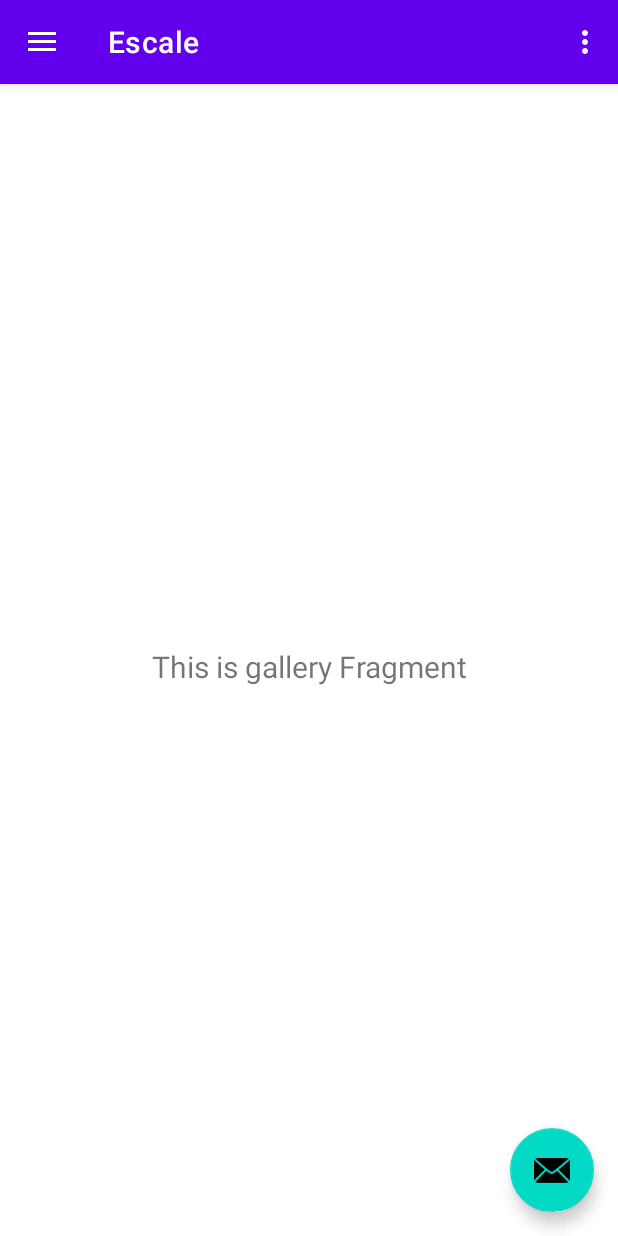
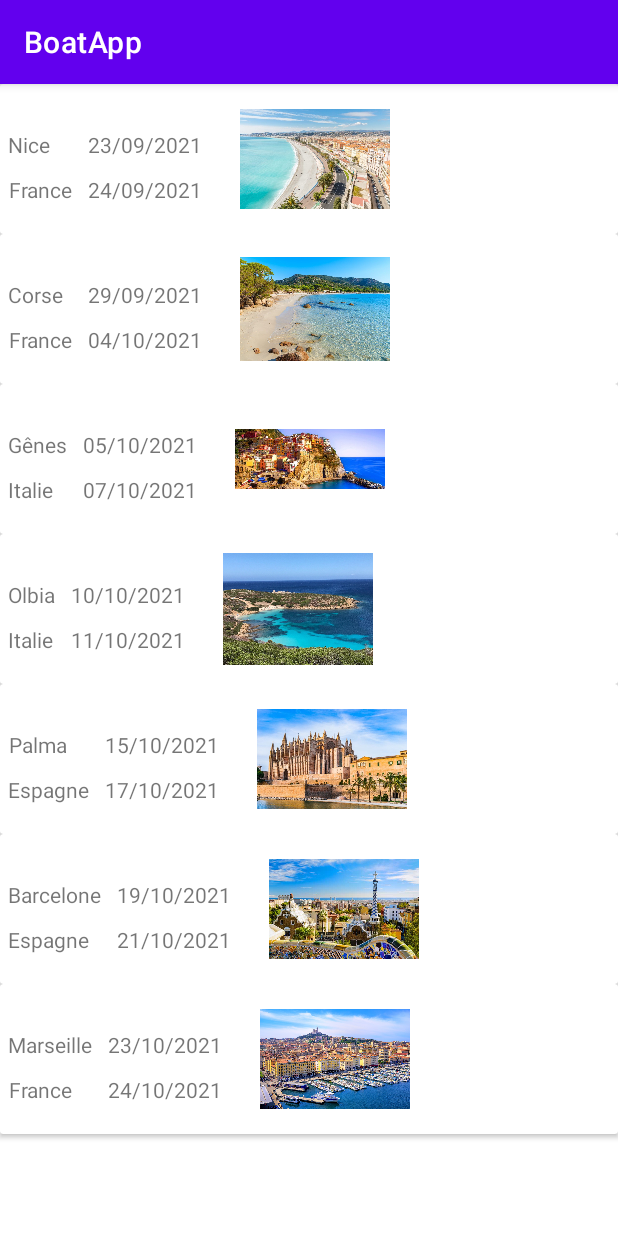
Before and after one commit to jasmine-riabi/BoatApp, an Android app: the screen it shows after launch (MainActivity before the commit, EscaleActivity after it), in the side drawer, after a tap on "Escale", on a phone screen of 412 x 824 dp. Run offline under Robolectric (Android 15) with nearby library versions, the phone set to English and light mode, and no system bars; our stand-ins replace navigation-ui.

Commit message:
modification menu + ajout list recyclerview

```diff
--- a/app/src/main/AndroidManifest.xml
+++ b/app/src/main/AndroidManifest.xml
@@ -9,6 +9,9 @@
         android:roundIcon="@mipmap/ic_launcher_round"
         android:supportsRtl="true"
         android:theme="@style/Theme.BoatApp">
+        <activity
+            android:name=".ui.escale.EscaleActivity"
+            android:exported="true" />
         <activity
             android:name=".MainActivity"
             android:exported="true"
--- a/app/src/main/java/com/example/boatapp/ui/actualite/ActualiteViewModel.kt
+++ b/app/src/main/java/com/example/boatapp/ui/actualite/ActualiteViewModel.kt
@@ -7,7 +7,7 @@ import androidx.lifecycle.ViewModel
 class ActualiteViewModel : ViewModel() {
 
     private val _text = MutableLiveData<String>().apply {
-        value = "This is gallery Fragment"
+        value = "This is actualité Fragment"
     }
     val text: LiveData<String> = _text
 }
--- a/app/src/main/java/com/example/boatapp/ui/escale/AndVersion.kt
+++ b/app/src/main/java/com/example/boatapp/ui/escale/AndVersion.kt
@@ -1,4 +1,4 @@
 package com.example.escales
 
-data class AndVersion(var pays: String, var ville: String, var dateA: String, var dateD: String){
+data class AndVersion(var image: Int, var pays: String, var ville: String, var dateA: String, var dateD: String){
 }
--- a/app/src/main/java/com/example/boatapp/ui/escale/AndVersionAdapter.kt
+++ b/app/src/main/java/com/example/boatapp/ui/escale/AndVersionAdapter.kt
@@ -1,27 +1,38 @@
 package com.example.escales
 
 import android.view.LayoutInflater
+import android.view.View
 import android.view.ViewGroup
+import androidx.annotation.LayoutRes
 import androidx.recyclerview.widget.RecyclerView
 import com.example.boatapp.databinding.ItemAndVersionBinding
 
 
 class AndVersionAdapter(val items: Array<AndVersion>) : RecyclerView.Adapter<AndVersionAdapter.ViewHolder>() {
 
-    inner class ViewHolder(val binding: ItemAndVersionBinding) : RecyclerView.ViewHolder(binding.root) {
+
+    inner class ViewHolder(val binding: ItemAndVersionBinding) :
+        RecyclerView.ViewHolder(binding.root) {
         fun bindAndVersion(andVersion: AndVersion) {
             with(andVersion) {
+                binding.image.setImageResource(image)
                 binding.pays.text = "$ville"
                 binding.ville.text = "$pays"
                 binding.datea.text = "$dateA"
                 binding.dated.text = "$dateD"
             }
         }
+
+
     }
 
-    override fun onCreateViewHolder(parent: ViewGroup, viewType: Int): ViewHolder {
+    /* override fun onCreateViewHolder(parent: ViewGroup, viewType: Int): ViewHolder {
         val binding = ItemAndVersionBinding.inflate(LayoutInflater.from(parent.context), parent, false)
         return ViewHolder(binding)
+    }*/
+
+    override fun onCreateViewHolder(parent: ViewGroup, viewType: Int): AndVersionAdapter.ViewHolder {
+        return ViewHolder(ItemAndVersionBinding.inflate(LayoutInflater.from(parent.context), parent, false))
     }
 
     override fun onBindViewHolder(holder: ViewHolder, position: Int) {
@@ -30,4 +41,8 @@ class AndVersionAdapter(val items: Array<AndVersion>) : RecyclerView.Adapter<And
 
     override fun getItemCount(): Int = items.size
 
+    fun ViewGroup.inflate(@LayoutRes layoutRes: Int, attachToRoot: Boolean = false): View {
+        return LayoutInflater.from(context).inflate(layoutRes, this, attachToRoot)
+    }
+
 }
--- /dev/null
+++ b/app/src/main/java/com/example/boatapp/ui/escale/CellClickListener.kt
@@ -0,0 +1,5 @@
+package com.example.boatapp.ui.escale
+
+interface CellClickListener {
+    fun onCellClickListener(position: Int)
+}
--- /dev/null
+++ b/app/src/main/java/com/example/boatapp/ui/escale/EscaleActivity.kt
@@ -0,0 +1,43 @@
+package com.example.boatapp.ui.escale
+
+import androidx.appcompat.app.AppCompatActivity
+import android.os.Bundle
+import android.widget.Toast
+import androidx.recyclerview.widget.LinearLayoutManager
+import com.example.boatapp.R
+import com.example.escales.AndVersion
+import com.example.escales.AndVersionAdapter
+import kotlinx.android.synthetic.main.activity_escale.*
+
+class EscaleActivity : AppCompatActivity(), CellClickListener {
+    override fun onCreate(savedInstanceState: Bundle?) {
+        super.onCreate(savedInstanceState)
+        setContentView(R.layout.activity_escale)
+        andVersionRecyclerView.layoutManager = LinearLayoutManager(this)
+        andVersionRecyclerView.adapter = AndVersionAdapter(items)
+
+
+    }
+
+    val items = arrayOf(
+        AndVersion(R.drawable.nice,"France","Nice","23/09/2021","24/09/2021"),
+        AndVersion(R.drawable.corse1,"France","Corse","29/09/2021","04/10/2021"),
+        AndVersion(R.drawable.genes,"Italie","Gênes","05/10/2021","07/10/2021"),
+        AndVersion(R.drawable.olbia,"Italie","Olbia","10/10/2021","11/10/2021"),
+        AndVersion(R.drawable.palma,"Espagne","Palma","15/10/2021","17/10/2021"),
+        AndVersion(R.drawable.barcelone,"Espagne","Barcelone","19/10/2021","21/10/2021"),
+        AndVersion(R.drawable.marseille,"France","Marseille","23/10/2021","24/10/2021")
+    )
+
+    override fun onResume() {
+        andVersionRecyclerView.adapter?.notifyDataSetChanged()
+        super.onResume()
+    }
+
+
+
+    override fun onCellClickListener(position: Int) {
+        Toast.makeText(this, "Escale", Toast.LENGTH_SHORT).show()
+    }
+
+}
--- a/app/src/main/java/com/example/boatapp/ui/escale/EscaleFragment.kt
+++ /dev/null
@@ -1,47 +0,0 @@
-package com.example.boatapp.ui.escale
-
-import android.os.Bundle
-import android.view.LayoutInflater
-import android.view.View
-import android.view.ViewGroup
-import android.widget.TextView
-import androidx.fragment.app.Fragment
-import androidx.lifecycle.Observer
-import androidx.lifecycle.ViewModelProvider
-import com.example.boatapp.R
-import com.example.boatapp.databinding.FragmentActualiteBinding
-import com.example.boatapp.databinding.FragmentEscaleBinding
-import com.example.boatapp.ui.actualite.ActualiteViewModel
-
-class EscaleFragment : Fragment() {
-
-    private lateinit var escaleViewModel: EscaleViewModel
-    private var _binding: FragmentActualiteBinding? = null
-
-    // This property is only valid between onCreateView and
-    // onDestroyView.
-    private val binding get() = _binding!!
-
-    override fun onCreateView(
-        inflater: LayoutInflater,
-        container: ViewGroup?,
-        savedInstanceState: Bundle?
-    ): View? {
-        escaleViewModel =
-            ViewModelProvider(this).get(EscaleViewModel::class.java)
-
-        _binding = FragmentActualiteBinding.inflate(inflater, container, false)
-        val root: View = binding.root
-
-        val textView: TextView = binding.textActualite
-        escaleViewModel.text.observe(viewLifecycleOwner, Observer {
-            textView.text = it
-        })
-        return root
-    }
-
-    override fun onDestroyView() {
-        super.onDestroyView()
-        _binding = null
-    }
-}
--- a/app/src/main/java/com/example/boatapp/ui/escale/EscaleViewModel.kt
+++ /dev/null
@@ -1,18 +0,0 @@
-package com.example.boatapp.ui.escale
-
-import android.os.Bundle
-import androidx.appcompat.app.AppCompatActivity
-import androidx.lifecycle.LiveData
-import androidx.lifecycle.MutableLiveData
-import androidx.lifecycle.ViewModel
-import androidx.recyclerview.widget.LinearLayoutManager
-import com.example.escales.AndVersion
-import com.example.escales.AndVersionAdapter
-
-class EscaleViewModel : ViewModel() {
-
-    private val _text = MutableLiveData<String>().apply {
-        value = "This is gallery Fragment"
-    }
-    val text: LiveData<String> = _text
-}
--- /dev/null
+++ b/app/src/main/res/layout/activity_escale.xml
@@ -0,0 +1,8 @@
+<?xml version="1.0" encoding="utf-8"?>
+<androidx.recyclerview.widget.RecyclerView
+    xmlns:android="http://schemas.android.com/apk/res/android"
+    xmlns:tools="http://schemas.android.com/tools"
+    android:id="@+id/andVersionRecyclerView"
+    android:layout_width="match_parent"
+    android:layout_height="match_parent"
+    tools:context=".ui.escale.EscaleActivity"/>
--- a/app/src/main/res/layout/item_and_version.xml
+++ b/app/src/main/res/layout/item_and_version.xml
@@ -1,34 +1,54 @@
 <?xml version="1.0" encoding="utf-8"?>
-<LinearLayout
+<androidx.cardview.widget.CardView
     xmlns:android="http://schemas.android.com/apk/res/android"
     xmlns:app="http://schemas.android.com/apk/res-auto"
-    android:layout_width="wrap_content"
+    android:layout_width="match_parent"
     android:layout_height="wrap_content"
     android:orientation="horizontal"
     android:layout_alignParentStart="true"
     android:layout_alignParentLeft="true">
 
+    <LinearLayout
+        android:layout_width="wrap_content"
+        android:layout_height="wrap_content"
+        android:orientation="horizontal">
+
+    <LinearLayout
+        android:layout_width="wrap_content"
+        android:layout_height="wrap_content"
+        android:orientation="horizontal"
+        android:layout_marginTop="25dp">
+
+    <LinearLayout
+        android:layout_width="wrap_content"
+        android:layout_height="wrap_content"
+        android:orientation="vertical">
         <TextView
             android:id="@+id/pays"
             android:layout_width="wrap_content"
             android:layout_height="wrap_content"
-        android:layout_margin="16dp"
+            android:layout_margin="5dp"
             android:textAlignment="center"
             android:gravity="center_horizontal" />
+
         <TextView
             android:id="@+id/ville"
             android:layout_width="wrap_content"
             android:layout_height="wrap_content"
-        android:layout_margin="16dp"
+            android:layout_margin="5dp"
             android:textAlignment="center"
             android:gravity="center_horizontal" />
+    </LinearLayout>
 
-
+    <LinearLayout
+        android:layout_width="wrap_content"
+        android:layout_height="wrap_content"
+        android:orientation="vertical">
         <TextView
             android:id="@+id/datea"
             android:layout_width="wrap_content"
             android:layout_height="wrap_content"
-        android:layout_margin="16dp"
+            android:layout_margin="5dp"
             android:textAlignment="center"
             android:gravity="center_horizontal" />
 
@@ -36,9 +56,19 @@
             android:id="@+id/dated"
             android:layout_width="wrap_content"
             android:layout_height="wrap_content"
-        android:layout_margin="16dp"
-        android:textAlignment="center"
-        android:gravity="center_horizontal" />
-
+            android:layout_margin="5dp"
+            android:gravity="center_horizontal"
+            android:textAlignment="center" />
 
         </LinearLayout>
+    </LinearLayout>
+        <ImageView
+            android:id="@+id/image"
+            android:layout_width="100dp"
+            android:layout_height="100dp"
+            android:layout_gravity="center"
+            android:layout_marginLeft="20dp"/>
+
+    </LinearLayout>
+
+</androidx.cardview.widget.CardView>
--- a/app/src/main/res/navigation/mobile_navigation.xml
+++ b/app/src/main/res/navigation/mobile_navigation.xml
@@ -27,17 +27,17 @@
         android:id="@+id/nav_shopping"
         android:name="com.example.boatapp.ui.shopping.ShoppingFragment"
         android:label="@string/menu_shopping"
-        tools:layout="@layout/fragment_home" />
+        tools:layout="@layout/fragment_shopping" />
 
-    <fragment
+    <activity
         android:id="@+id/nav_escale"
-        android:name="com.example.boatapp.ui.escale.EscaleFragment"
+        android:name="com.example.boatapp.ui.escale.EscaleActivity"
         android:label="@string/menu_escale"
-        tools:layout="@layout/fragment_info" />
+        tools:layout="@layout/activity_escale" />
 
     <fragment
         android:id="@+id/nav_actualite"
         android:name="com.example.boatapp.ui.actualite.ActualiteFragment"
         android:label="@string/menu_actualite"
-        tools:layout="@layout/fragment_restaurant" />
+        tools:layout="@layout/fragment_actualite" />
 </navigation>
```
Also changed, not shown: app/src/main/res/layout/fragment_escale.xml (deleted, +0 -22 lines), app/src/main/res/drawable/barcelone.jpg (added), app/src/main/res/drawable/corse1.jpg (added), app/src/main/res/drawable/genes.jpg (added), app/src/main/res/drawable/marseille.jpg (added), app/src/main/res/drawable/nice.jpg (added), app/src/main/res/drawable/olbia.jpg (added), app/src/main/res/drawable/palma.jpg (added). Lines whose indentation alone changed are shown as unchanged.
